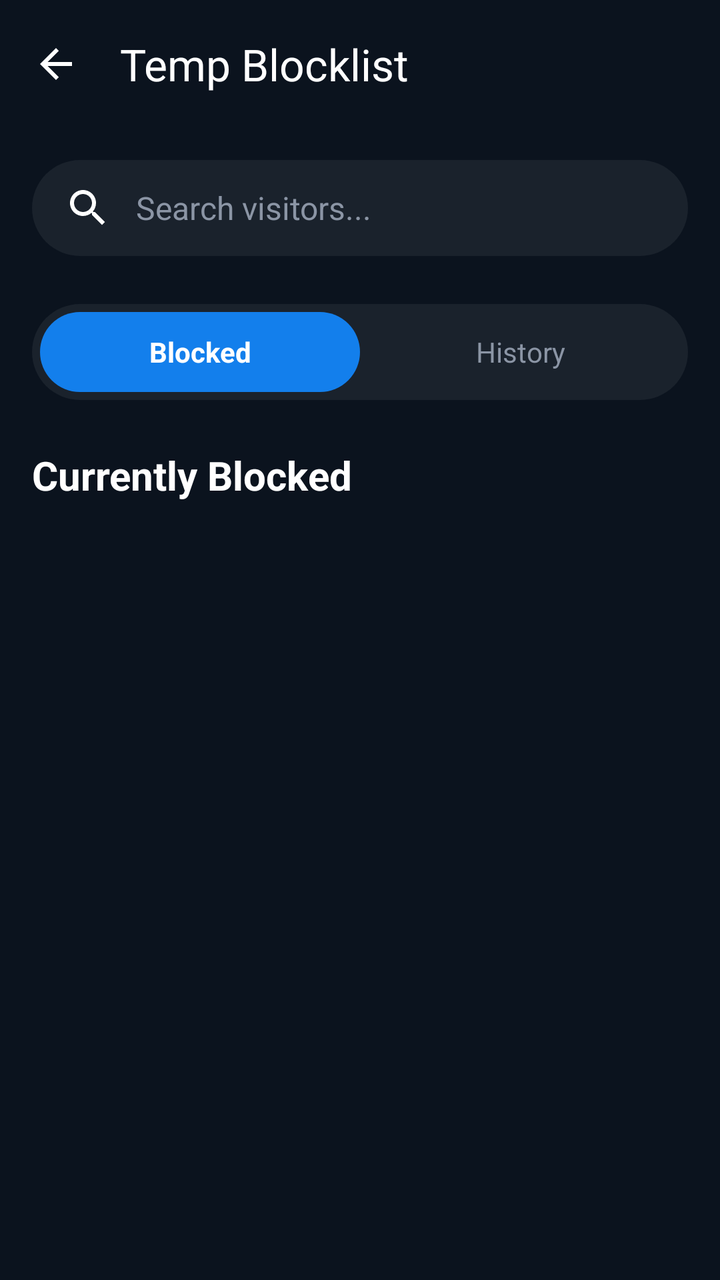
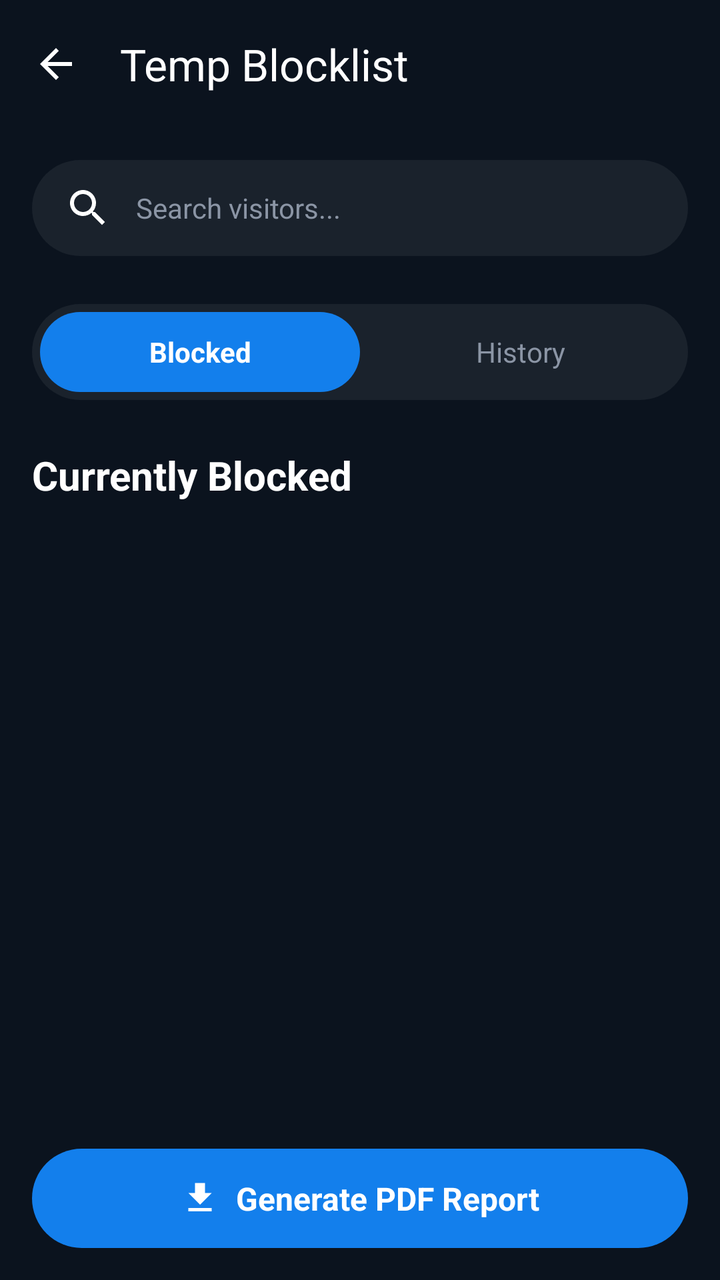

The first picture is an Android layout as it rendered before a commit; the second is the same layout after the commit. The layout source and the unified diff follow.
<!-- AndroidManifest.xml: application theme Theme.HouseVisitorManagementSystem -->
<!-- res/layout/activity_view_blocklist.xml -->
<?xml version="1.0" encoding="utf-8"?>
<androidx.constraintlayout.widget.ConstraintLayout xmlns:android="http://schemas.android.com/apk/res/android"
    xmlns:app="http://schemas.android.com/apk/res-auto"
    xmlns:tools="http://schemas.android.com/tools"
    android:id="@+id/main"
    android:layout_width="match_parent"
    android:layout_height="match_parent"
    android:background="@color/night_blue"
    tools:context=".ViewBlocklistActivity">

    
    <com.google.android.material.appbar.AppBarLayout
        android:id="@+id/appBarLayout"
        android:layout_width="match_parent"
        android:layout_height="wrap_content"
        android:background="@color/night_blue"
        app:elevation="0dp"
        app:layout_constraintTop_toTopOf="parent">

        <com.google.android.material.appbar.MaterialToolbar
            android:id="@+id/toolbar"
            android:layout_width="match_parent"
            android:layout_height="?attr/actionBarSize"
            app:navigationIcon="@drawable/ic_arrow_back"
            app:title="Temp Blocklist"
            app:titleTextColor="@color/white" />
    </com.google.android.material.appbar.AppBarLayout>

    
    <FrameLayout
        android:id="@+id/searchContainer"
        android:layout_width="match_parent"
        android:layout_height="wrap_content"
        android:layout_marginHorizontal="16dp"
        android:layout_marginTop="16dp"
        android:background="@drawable/bg_search_bar"
        app:layout_constraintTop_toBottomOf="@id/appBarLayout">

        <EditText
            android:id="@+id/etSearch"
            android:layout_width="match_parent"
            android:layout_height="48dp"
            android:background="@android:color/transparent"
            android:drawableStart="@drawable/ic_search"
            android:drawablePadding="12dp"
            android:hint="Search visitors..."
            android:paddingHorizontal="16dp"
            android:textColor="@color/white"
            android:textColorHint="@color/text_grey"
            android:textSize="16sp" />
    </FrameLayout>

    
    <LinearLayout
        android:id="@+id/tabContainer"
        android:layout_width="match_parent"
        android:layout_height="48dp"
        android:layout_marginHorizontal="16dp"
        android:layout_marginTop="24dp"
        android:background="@drawable/bg_search_bar"
        android:orientation="horizontal"
        android:padding="4dp"
        app:layout_constraintTop_toBottomOf="@id/searchContainer">

        <TextView
            android:id="@+id/tabBlocked"
            android:layout_width="0dp"
            android:layout_height="match_parent"
            android:layout_weight="1"
            android:background="@drawable/bg_chip_selected"
            android:gravity="center"
            android:text="Blocked"
            android:textColor="@color/white"
            android:textStyle="bold" />

        <TextView
            android:id="@+id/tabHistory"
            android:layout_width="0dp"
            android:layout_height="match_parent"
            android:layout_weight="1"
            android:background="@android:color/transparent"
            android:gravity="center"
            android:text="History"
            android:textColor="@color/text_grey" />
    </LinearLayout>

    <TextView
        android:id="@+id/tvSectionTitle"
        android:layout_width="wrap_content"
        android:layout_height="wrap_content"
        android:layout_marginStart="16dp"
        android:layout_marginTop="24dp"
        android:text="Currently Blocked"
        android:textColor="@color/white"
        android:textSize="20sp"
        android:textStyle="bold"
        app:layout_constraintStart_toStartOf="parent"
        app:layout_constraintTop_toBottomOf="@id/tabContainer" />

    
    <androidx.recyclerview.widget.RecyclerView
        android:id="@+id/rvBlocklist"
        android:layout_width="match_parent"
        android:layout_height="0dp"
        android:layout_marginTop="16dp"
        android:clipToPadding="false"
        android:paddingHorizontal="16dp"
        android:paddingBottom="16dp"
        app:layout_constraintBottom_toBottomOf="parent"
        app:layout_constraintTop_toBottomOf="@id/tvSectionTitle" />

</androidx.constraintlayout.widget.ConstraintLayout>
<!-- resources referenced by this layout -->
<resources>
  <color name="night_blue">#0B131E</color>
  <color name="text_grey">#8B95A5</color>
  <color name="white">#FFFFFF</color>
  <!-- drawable bg_chip_selected (drawable) -->
  <?xml version="1.0" encoding="utf-8"?>
  <shape xmlns:android="http://schemas.android.com/apk/res/android"
      android:shape="rectangle">
      <solid android:color="@color/bright_azure_blue" />
      <corners android:radius="20dp" />
  </shape>
  <!-- drawable bg_search_bar (drawable) -->
  <?xml version="1.0" encoding="utf-8"?>
  <shape xmlns:android="http://schemas.android.com/apk/res/android"
      android:shape="rectangle">
      <solid android:color="@color/card_dark_bg" />
      <corners android:radius="24dp" />
  </shape>
  <!-- drawable ic_arrow_back (drawable) -->
  <vector xmlns:android="http://schemas.android.com/apk/res/android"
      android:width="24dp"
      android:height="24dp"
      android:viewportWidth="24"
      android:viewportHeight="24">
      <path
          android:fillColor="#FFFFFF"
          android:pathData="M20,11H7.83l5.59,-5.59L12,4l-8,8 8,8 1.41,-1.41L7.83,13H20v-2z" />
  </vector>
  <!-- drawable ic_search (drawable) -->
  <vector xmlns:android="http://schemas.android.com/apk/res/android"
      android:width="24dp"
      android:height="24dp"
      android:viewportWidth="24"
      android:viewportHeight="24"
      android:tint="@color/white">
    <path
        android:fillColor="@android:color/white"
        android:pathData="M15.5,14h-0.79l-0.28,-0.27C15.41,12.59 16,11.11 16,9.5 16,5.91 13.09,3 9.5,3S3,5.91 3,9.5 5.91,16 9.5,16c1.61,0 3.09,-0.59 4.23,-1.57l0.27,0.28v0.79l5,4.99L20.49,19l-4.99,-5zM9.5,14C7.01,14 5,11.99 5,9.5S7.01,5 9.5,5 14,7.01 14,9.5 11.99,14 9.5,14z"/>
  </vector>
  <style name="Theme.HouseVisitorManagementSystem" parent="Base.Theme.HouseVisitorManagementSystem" />
  <color name="bright_azure_blue">#137fec</color>
  <color name="card_dark_bg">#1A222C</color>
  <style name="Base.Theme.HouseVisitorManagementSystem" parent="Theme.Material3.DayNight.NoActionBar">
          
          
      </style>
</resources>

<!-- the commit's change to res/layout/activity_view_blocklist.xml (unified diff, before → after) -->
@@ -26,6 +26,34 @@
             app:titleTextColor="@color/white" />
     </com.google.android.material.appbar.AppBarLayout>
 
+    <LinearLayout
+        android:id="@+id/btnGenerateReport"
+        android:layout_width="match_parent"
+        android:layout_height="wrap_content"
+        android:layout_marginHorizontal="16dp"
+        android:layout_marginBottom="16dp"
+        android:background="@drawable/bg_generate_report"
+        android:gravity="center"
+        android:orientation="horizontal"
+        android:padding="14dp"
+        app:layout_constraintBottom_toBottomOf="parent">
+
+        <ImageView
+            android:layout_width="20dp"
+            android:layout_height="20dp"
+            android:layout_marginEnd="8dp"
+            android:src="@drawable/ic_download"
+            app:tint="@color/white" />
+
+        <TextView
+            android:layout_width="wrap_content"
+            android:layout_height="wrap_content"
+            android:text="Generate PDF Report"
+            android:textColor="@color/white"
+            android:textSize="16sp"
+            android:textStyle="bold" />
+    </LinearLayout>
+
     
     <FrameLayout
         android:id="@+id/searchContainer"
@@ -47,7 +75,7 @@
             android:paddingHorizontal="16dp"
             android:textColor="@color/white"
             android:textColorHint="@color/text_grey"
-            android:textSize="16sp" />
+            android:textSize="14sp" />
     </FrameLayout>
 
     
@@ -103,10 +131,11 @@
         android:layout_width="match_parent"
         android:layout_height="0dp"
         android:layout_marginTop="16dp"
+        android:layout_marginBottom="8dp"
         android:clipToPadding="false"
         android:paddingHorizontal="16dp"
         android:paddingBottom="16dp"
-        app:layout_constraintBottom_toBottomOf="parent"
+        app:layout_constraintBottom_toTopOf="@id/btnGenerateReport"
         app:layout_constraintTop_toBottomOf="@id/tvSectionTitle" />
 
 </androidx.constraintlayout.widget.ConstraintLayout>
<!-- resource entries referenced after the edit -->
@@ -9,6 +9,12 @@
       android:shape="rectangle">
       <solid android:color="@color/bright_azure_blue" />
       <corners android:radius="20dp" />
+  </shape>
+  <!-- drawable bg_generate_report (drawable) -->
+  <?xml version="1.0" encoding="utf-8"?>
+  <shape xmlns:android="http://schemas.android.com/apk/res/android">
+      <solid android:color="@color/bright_azure_blue" />
+      <corners android:radius="100dp" />
   </shape>
   <!-- drawable bg_search_bar (drawable) -->
   <?xml version="1.0" encoding="utf-8"?>
@@ -26,6 +32,17 @@
       <path
           android:fillColor="#FFFFFF"
           android:pathData="M20,11H7.83l5.59,-5.59L12,4l-8,8 8,8 1.41,-1.41L7.83,13H20v-2z" />
+  </vector>
+  <!-- drawable ic_download (drawable) -->
+  <?xml version="1.0" encoding="utf-8"?>
+  <vector xmlns:android="http://schemas.android.com/apk/res/android"
+      android:width="24dp"
+      android:height="24dp"
+      android:viewportWidth="24"
+      android:viewportHeight="24">
+      <path
+          android:fillColor="#FFFFFFFF"
+          android:pathData="M19,9h-4V3H9v6H5l7,7L19,9zM5,18v2h14v-2H5z" />
   </vector>
   <!-- drawable ic_search (drawable) -->
   <vector xmlns:android="http://schemas.android.com/apk/res/android"
